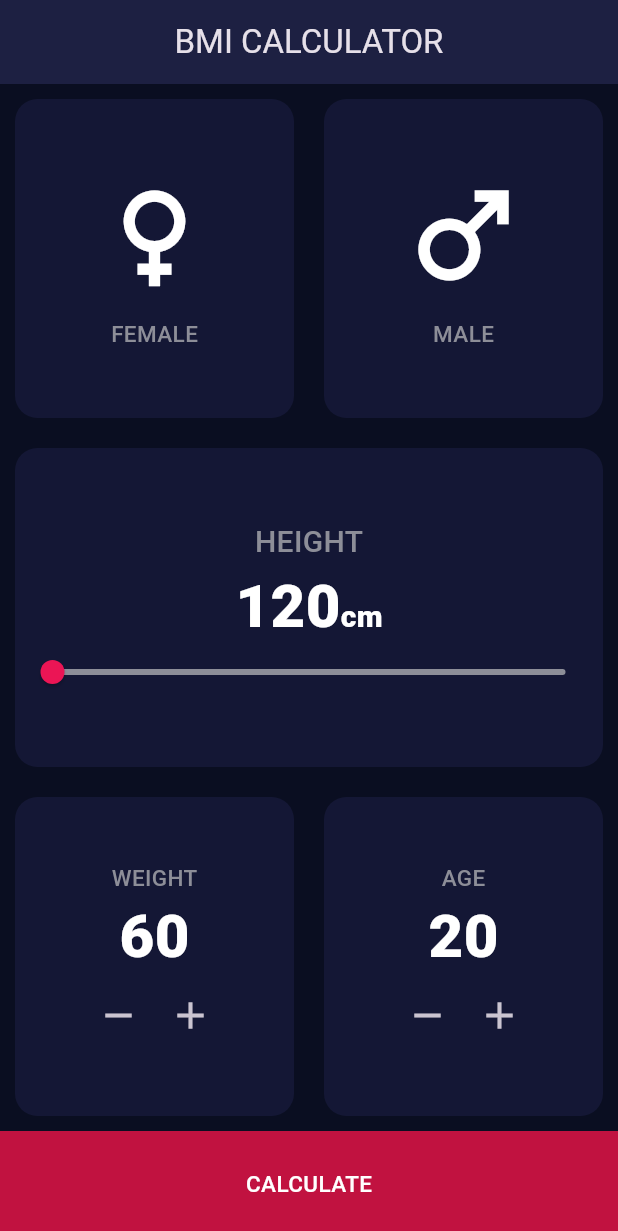
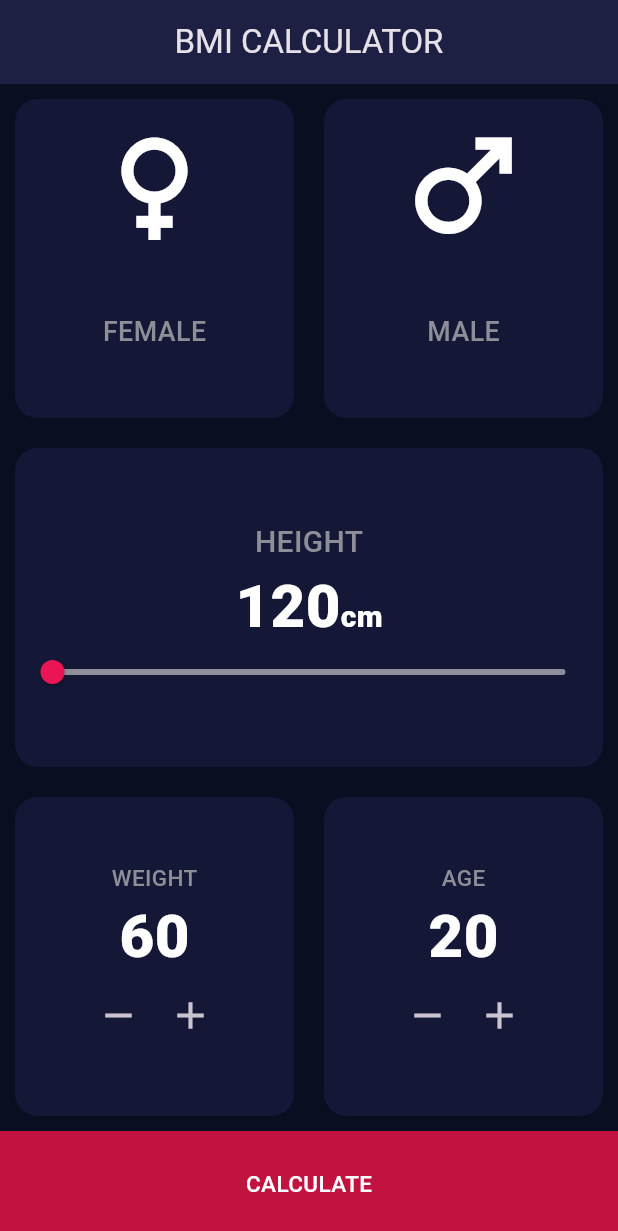
Before and after one commit to HiddeNoob/vke_hesaplayici, a Flutter app: the screen it shows after launch, on a phone screen of 412 x 824 dp. Shown: the top 1231 px of the screen. Run offline on Flutter 3.47's test engine with Material 3 defaults, Android fonts, the phone set to English and light mode, and no system bars.

Commit message:
top both card made compatible

```diff
--- a/lib/icon_content.dart
+++ b/lib/icon_content.dart
@@ -3,18 +3,25 @@ import 'package:flutter/material.dart';
 import 'constants.dart';
 
 class IconContent extends StatelessWidget {
-  const IconContent(this.icon,{this.titleText,super.key});
+  const IconContent(this.icon, {this.titleText, super.key});
   final IconData icon;
   final String? titleText;
   @override
   Widget build(BuildContext context) {
-
     return Column(
+      crossAxisAlignment: CrossAxisAlignment.stretch,
       mainAxisAlignment: MainAxisAlignment.center,
       children: [
-        Icon(icon,size: 90),
-        SizedBox(height: 10,),
-        Text(titleText ?? '',style: ProjectConstants.iconContentFont),
+        Expanded(child: FittedBox(child: Icon(icon))),
+        Expanded(
+          child: FittedBox(
+            child: Padding(
+              padding: const EdgeInsets.all(30.0),
+              child: Text(titleText ?? '',
+                  style: ProjectConstants.iconContentFont),
+            ),
+          ),
+        ),
       ],
     );
   }
```
